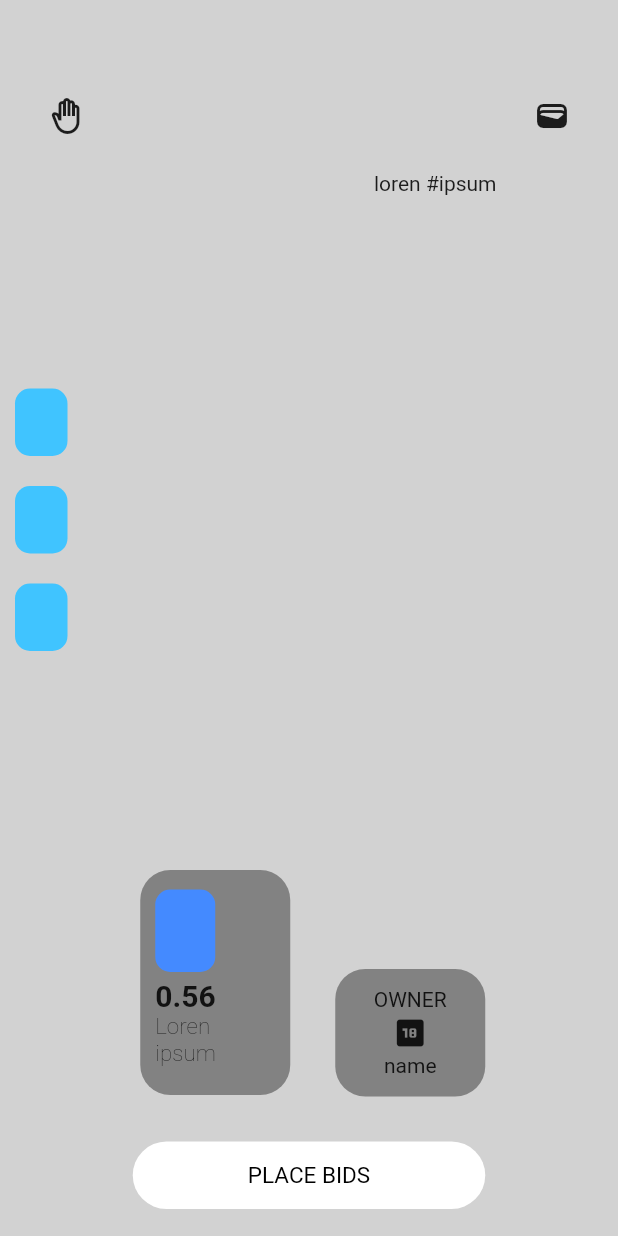
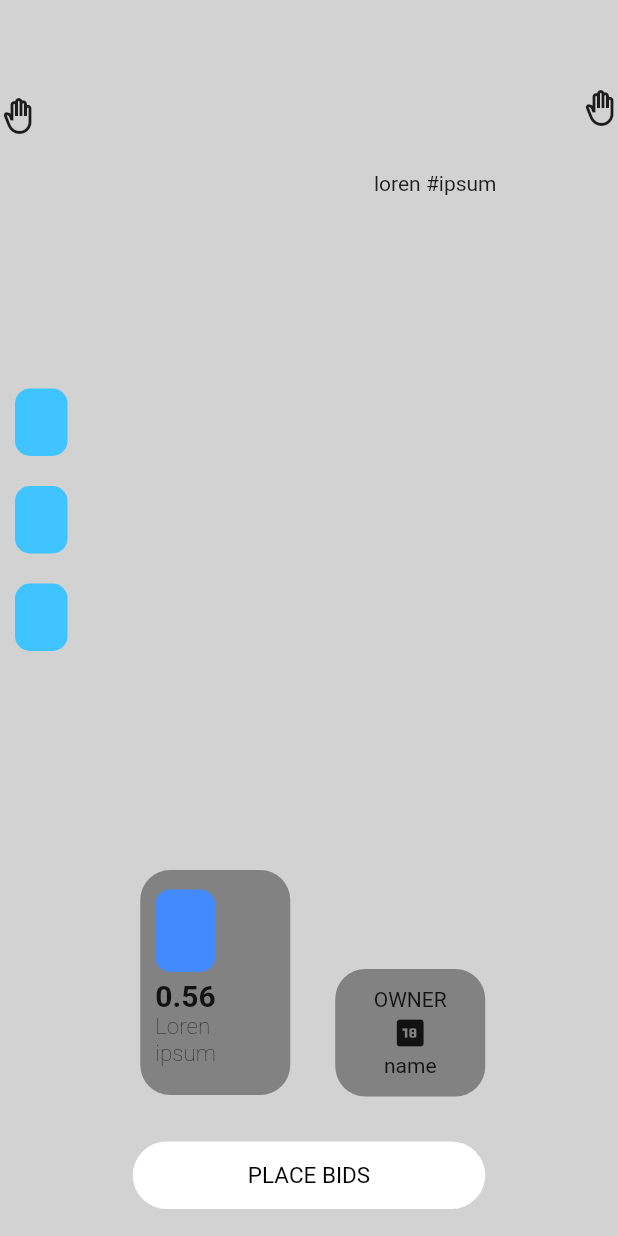
Before and after one commit to GDG-GTBIT/solana-app, a Flutter app: the screen it shows after launch, on a phone screen of 412 x 824 dp. Run offline on Flutter 3.47's test engine with Material 2 defaults, Android fonts, the phone set to English and light mode, and no system bars; our stand-ins replace google_fonts.

Commit message:
made it responsive

```diff
--- a/solapp/lib/main.dart
+++ b/solapp/lib/main.dart
@@ -18,6 +18,27 @@ class App extends StatelessWidget {
         backgroundColor: Color.fromARGB(155, 255, 255, 255),
         body: Stack(alignment: Alignment.bottomCenter, children: [
           Container(
+            height: double.infinity,
+            width: double.infinity,
+            child: Align(
+              alignment: Alignment.topRight,
+              child: Column(
+                children: [
+                  SizedBox(
+                    height: 84,
+                    child: Container(
+                      width: double.infinity,
+                      child: Align(
+                        alignment: Alignment.bottomRight,
+                        child: Icon(Icons.back_hand_outlined),
+                      ),
+                    ),
+                  ),
+                ],
+              ),
+            ),
+          ),
+          Container(
             width: double.infinity,
             height: double.infinity,
             child: Column(
@@ -25,15 +46,12 @@ class App extends StatelessWidget {
                 SizedBox(
                   height: 65,
                 ),
-                Row(
-                  mainAxisAlignment: MainAxisAlignment.center,
-                  children: [
-                    Icon(Icons.back_hand_outlined),
-                    SizedBox(
-                      width: 300,
-                    ),
-                    Icon(Icons.wallet),
-                  ],
+                Container(
+                  width: double.infinity,
+                  child: Align(
+                    alignment: Alignment.centerLeft,
+                    child: Icon(Icons.back_hand_outlined),
+                  ),
                 ),
                 SizedBox(
                   height: 25,
```
